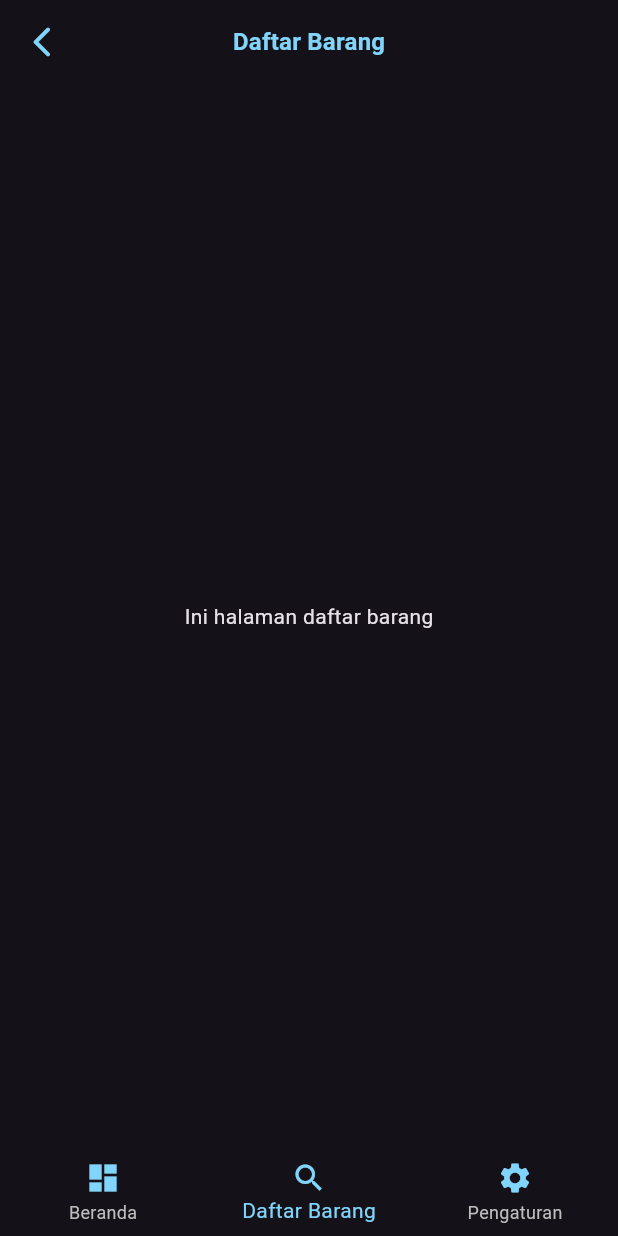
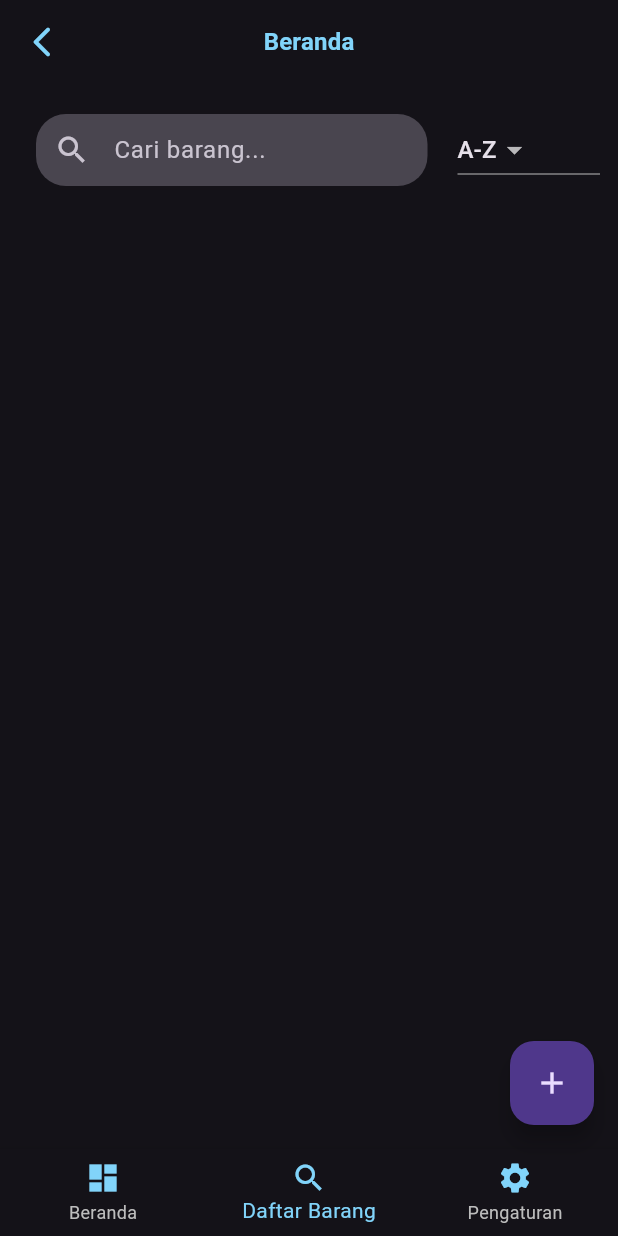
Before and after one commit to DimasRamadhanX/ItemKu, a Flutter app: the ListBarangScreen screen opened by its route, on a phone screen of 412 x 824 dp. Run offline on Flutter 3.47's test engine with Material 3 defaults, Android fonts, the phone set to English and light mode, and no system bars; our stand-ins replace go_router, sqflite; accounts and stored records are empty.

Commit message:
List screen synchronizatin wtih BE

```diff
--- /dev/null
+++ b/lib/views/components/filterdropdown.dart
@@ -0,0 +1,35 @@
+// FilterDropdown.dart
+import 'package:flutter/material.dart';
+
+enum SortOrder { az, za }
+
+class FilterDropdown extends StatelessWidget {
+  final SortOrder currentOrder;
+  final Function(SortOrder) onChanged;
+
+  const FilterDropdown({
+    super.key,
+    required this.currentOrder,
+    required this.onChanged,
+  });
+
+  @override
+  Widget build(BuildContext context) {
+    return DropdownButton<SortOrder>(
+      value: currentOrder,
+      items: const [
+        DropdownMenuItem(
+          value: SortOrder.az,
+          child: Text('A-Z'),
+        ),
+        DropdownMenuItem(
+          value: SortOrder.za,
+          child: Text('Z-A'),
+        ),
+      ],
+      onChanged: (value) {
+        if (value != null) onChanged(value);
+      },
+    );
+  }
+}
--- /dev/null
+++ b/lib/views/components/search.dart
@@ -0,0 +1,53 @@
+import 'package:flutter/material.dart';
+import '../../models/barang_model.dart';
+import '../../services/barang_service.dart';
+
+class SearchBarWidget extends StatefulWidget {
+  final Function(List<Barang>) onSearchResult;
+
+  const SearchBarWidget({super.key, required this.onSearchResult});
+
+  @override
+  State<SearchBarWidget> createState() => _SearchBarWidgetState();
+}
+
+class _SearchBarWidgetState extends State<SearchBarWidget> {
+  final TextEditingController _controller = TextEditingController();
+  final BarangService _barangService = BarangService();
+
+  void _onSearch(String keyword) async {
+    if (keyword.isEmpty) {
+      final all = await _barangService.getAllBarang();
+      widget.onSearchResult(all);
+    } else {
+      final result = await _barangService.searchBarangByName(keyword);
+      widget.onSearchResult(result);
+    }
+  }
+
+  @override
+  Widget build(BuildContext context) {
+    return Padding(
+      padding: const EdgeInsets.all(12),
+      child: TextField(
+        controller: _controller,
+        decoration: InputDecoration(
+          prefixIcon: const Icon(Icons.search),
+          hintText: 'Cari barang...',
+          filled: true,
+          fillColor: Theme.of(context).colorScheme.surfaceVariant,
+          border: OutlineInputBorder(
+            borderRadius: BorderRadius.circular(20),
+            borderSide: BorderSide.none,
+          ),
+          enabledBorder: OutlineInputBorder(
+            borderRadius: BorderRadius.circular(20),
+            borderSide: BorderSide.none,
+          ),
+          contentPadding: const EdgeInsets.symmetric(horizontal: 16, vertical: 12),
+        ),
+        onChanged: _onSearch,
+      ),
+    );
+  }
+}
--- a/lib/views/screens/dashboard.dart
+++ b/lib/views/screens/dashboard.dart
@@ -3,7 +3,6 @@ import 'package:myitems/models/barang_model.dart';
 import 'package:myitems/services/barang_service.dart';
 import '../components/bottomnav.dart';
 import '../components/customappbar.dart';
-import 'package:go_router/go_router.dart';
 import '../components/carddash.dart';
 
 
--- a/lib/views/screens/detail.dart
+++ b/lib/views/screens/detail.dart
@@ -3,7 +3,6 @@ import 'package:myitems/models/barang_model.dart';
 import 'package:myitems/services/barang_service.dart';
 import '../components/bottomnav.dart';
 import '../components/customappbar.dart';
-import 'package:go_router/go_router.dart';
 
 class DetailScreen extends StatefulWidget {
   final int id;
--- a/lib/views/screens/list.dart
+++ b/lib/views/screens/list.dart
@@ -1,4 +1,12 @@
+
 import 'package:flutter/material.dart';
+import 'package:go_router/go_router.dart';
+import '../../models/barang_model.dart';
+import '../../services/barang_service.dart';
+import '../components/barangcard.dart';
+import '../components/search.dart';
+import '../components/filterdropdown.dart';
+
 import '../components/bottomnav.dart';
 import '../components/customappbar.dart';
 
@@ -10,15 +18,85 @@ class ListBarangScreen extends StatefulWidget {
 }
 
 class _ListBarangScreenState extends State<ListBarangScreen> {
+  final BarangService _barangService = BarangService();
+  List<Barang> _barangList = [];
+  SortOrder _sortOrder = SortOrder.az;
+
+  @override
+  void initState() {
+    super.initState();
+    _loadData();
+  }
+
+  Future<void> _loadData() async {
+    final data = await _barangService.getAllBarang();
+    setState(() => _barangList = _sortBarang(data));
+  }
+
+  List<Barang> _sortBarang(List<Barang> list) {
+    list.sort((a, b) => _sortOrder == SortOrder.az
+        ? a.nama.compareTo(b.nama)
+        : b.nama.compareTo(a.nama));
+    return list;
+  }
+
+  void _onSearchResult(List<Barang> results) {
+    setState(() => _barangList = _sortBarang(results));
+  }
+
+  void _onSortChanged(SortOrder newOrder) {
+    setState(() {
+      _sortOrder = newOrder;
+      _barangList = _sortBarang(_barangList);
+    });
+  }
+
   @override
   Widget build(BuildContext context) {
     return Scaffold(
-      backgroundColor: Theme.of(context).scaffoldBackgroundColor,
-      appBar: const CustomAppBar(title: 'Daftar Barang'),
-      //Menggunakan warna background dari tema
-      body: const Center(child: Text('Ini halaman daftar barang')),
-      //Jangan hapus rek y urrentIndex 1 agar tab Daftar Barang aktif
-      bottomNavigationBar: const BottomNav(currentIndex: 1),
+      appBar: const CustomAppBar(title: 'Beranda'),
+      body: Column(
+      children: [
+        Padding(
+          padding: const EdgeInsets.symmetric(horizontal: 12.0, vertical: 8),
+          child: Row(
+            children: [
+              Expanded(
+                flex: 3,
+                child: SearchBarWidget(onSearchResult: _onSearchResult),
+              ),
+              const SizedBox(width: 8),
+              Expanded(
+                flex: 1,
+                child: FilterDropdown(
+                  currentOrder: _sortOrder,
+                  onChanged: _onSortChanged,
+                ),
+              ),
+            ],
+          ),
+        ),
+        Expanded(
+          child: ListView.builder(
+            itemCount: _barangList.length,
+            itemBuilder: (context, index) {
+              final barang = _barangList[index];
+              return BarangCard(
+                barang: barang,
+                onTap: () => context.go('/barang/${barang.id}'),
+              );
+            },
+          ),
+        ),
+      ],
+    ),
+      floatingActionButton: FloatingActionButton(
+      onPressed: () => context.go('/barang/tambah'),
+      child: const Icon(Icons.add),
+    ),
+    bottomNavigationBar: const BottomNav(
+      currentIndex: 1,
+    ),
     );
   }
 }
--- a/lib/views/screens/splash.dart
+++ b/lib/views/screens/splash.dart
@@ -13,7 +13,7 @@ class _SplashScreenState extends State<SplashScreen> {
   void initState() {
     super.initState();
     // Tunggu 2 detik lalu pindah ke dashboard
-    Future.delayed(const Duration(seconds: 2), () {
+    Future.delayed(const Duration(seconds: 3), () {
       context.goNamed('dashboard');
     });
   }
```
Also changed, not shown: lib/views/components/barangcard.dart (added, +75 -0 lines).
